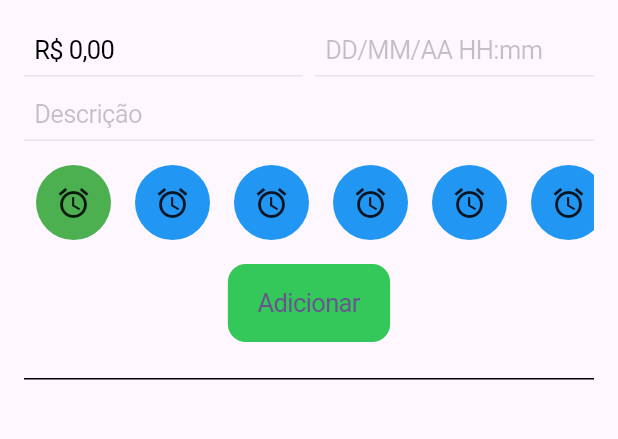
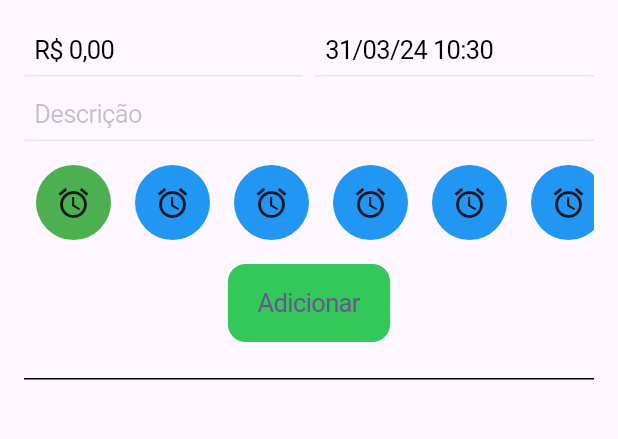
Before and after one commit to Xuxa09/Controle-de-gastos, a Flutter app: the screen it shows after launch, on a phone screen of 412 x 824 dp, the part 84-523 px from its top. Run offline on Flutter 3.47's test engine with Material 3 defaults, Android fonts, the phone set to English and light mode, and no system bars; our stand-ins replace flutter_masked_text2, shared_preferences.

Commit message:
Novo service para guardar os gastos

```diff
--- a/meus_gastos/lib/main.dart
+++ b/meus_gastos/lib/main.dart
@@ -79,7 +79,13 @@ class _MyHomePageState extends State<MyHomePage> {
         ),
         body: Column(
           children: [
-            HeaderCard(),
+            HeaderCard(
+              onAddClicked: () {
+                setState(() {
+                  loadCards();
+                });
+              },
+            ),
             Expanded(
               child: ListView.builder(
                 itemCount: cardList.length,
@@ -88,7 +94,7 @@ class _MyHomePageState extends State<MyHomePage> {
                     padding:
                         const EdgeInsets.symmetric(horizontal: 10, vertical: 5),
                     child: ListCard(
-                      card: cardList[index],
+                      card: cardList[cardList.length - index - 1],
                     ),
                   );
                 },
@@ -97,27 +103,4 @@ class _MyHomePageState extends State<MyHomePage> {
           ],
         ));
   }
-
-  List<CardModel> cardList = [
-    CardModel(
-        amount: 'R\$ 10,00',
-        description: 'Compras da semana no mercado',
-        date: DateTime.now()),
-    CardModel(
-        amount: 'R\$ 20,00',
-        description: 'Pagamento de contas',
-        date: DateTime.now()),
-    CardModel(
-        amount: 'R\$ 15,00',
-        description: 'Cinema com amigos',
-        date: DateTime.now()),
-    CardModel(
-        amount: 'R\$ 12,00',
-        description: 'Lanche na cafeteria',
-        date: DateTime.now()),
-    CardModel(
-        amount: 'R\$ 8,00',
-        description: 'Transporte público',
-        date: DateTime.now()),
-  ];
 }
--- a/meus_gastos/lib/models/CardModel.dart
+++ b/meus_gastos/lib/models/CardModel.dart
@@ -77,26 +77,3 @@ class CardService {
     }
   }
 }
-
-List<CardModel> cardList = [
-  CardModel(
-      amount: 'R\$ 10,00',
-      description: 'Compras da semana no mercado',
-      date: DateTime.now()),
-  CardModel(
-      amount: 'R\$ 20,00',
-      description: 'Pagamento de contas',
-      date: DateTime.now()),
-  CardModel(
-      amount: 'R\$ 15,00',
-      description: 'Cinema com amigos',
-      date: DateTime.now()),
-  CardModel(
-      amount: 'R\$ 12,00',
-      description: 'Lanche na cafeteria',
-      date: DateTime.now()),
-  CardModel(
-      amount: 'R\$ 8,00',
-      description: 'Transporte público',
-      date: DateTime.now()),
-];
--- a/meus_gastos/lib/widgets/CampoComMascara.dart
+++ b/meus_gastos/lib/widgets/CampoComMascara.dart
@@ -9,6 +9,19 @@ class CampoComMascara extends StatefulWidget {
 class _CampoComMascaraState extends State<CampoComMascara> {
   // Criando um MaskedTextController
   final _dateController = MaskedTextController(mask: '00/00/00 00:00');
+
+  @override
+  void initState() {
+    super.initState();
+    _dateController.text = _getCurrentDate();
+  }
+
+  String _getCurrentDate() {
+    DateTime now = DateTime.now();
+    String formattedDate =
+        '${now.day.toString().padLeft(2, '0')}/${now.month.toString().padLeft(2, '0')}/${now.year.toString().substring(2)} ${now.hour.toString().padLeft(2, '0')}:${now.minute.toString().padLeft(2, '0')}';
+    return formattedDate;
+  }
 
   @override
   Widget build(BuildContext context) {
--- a/meus_gastos/lib/widgets/HeaderCard.dart
+++ b/meus_gastos/lib/widgets/HeaderCard.dart
@@ -6,6 +6,10 @@ import 'HorizontalCircleList.dart';
 import 'package:meus_gastos/models/CardModel.dart';
 
 class HeaderCard extends StatefulWidget {
+  final VoidCallback onAddClicked; // Delegate to notify the parent view
+
+  HeaderCard({required this.onAddClicked});
+
   @override
   _HeaderCardState createState() => _HeaderCardState();
 }
@@ -28,6 +32,11 @@ class _HeaderCardState extends State<HeaderCard> {
       date: DateTime.now(),
     );
     CardService.addCard(newCard);
+
+    Future.delayed(Duration(milliseconds: 300), () {
+      widget
+          .onAddClicked(); // Notify the parent view after a delay of 0.3 seconds
+    });
   }
 
   @override
--- a/meus_gastos/lib/widgets/ListCard.dart
+++ b/meus_gastos/lib/widgets/ListCard.dart
@@ -1,6 +1,7 @@
 import 'package:flutter/material.dart';
 import 'package:flutter/services.dart';
 import 'package:meus_gastos/models/CardModel.dart';
+import 'package:intl/intl.dart';
 
 class ListCard extends StatelessWidget {
   final CardModel card;
@@ -32,12 +33,21 @@ class ListCard extends StatelessWidget {
           crossAxisAlignment: CrossAxisAlignment.start,
           mainAxisSize: MainAxisSize.min,
           children: [
+            Row(
+              mainAxisAlignment: MainAxisAlignment.spaceBetween,
+              children: [
                 Text(
                   card.amount,
                   style: TextStyle(
                     fontSize: 24,
                     fontWeight: FontWeight.bold,
                   ),
+                ),
+                CircleAvatar(
+                  backgroundColor: Colors.pink[100],
+                  radius: 12,
+                ),
+              ],
             ),
             SizedBox(height: 4),
             Text(
@@ -48,14 +58,15 @@ class ListCard extends StatelessWidget {
               ),
             ),
             SizedBox(height: 8),
-            Row(
-              mainAxisAlignment: MainAxisAlignment.end,
-              children: [
-                CircleAvatar(
-                  backgroundColor: Colors.pink[100],
-                  radius: 12,
+            Align(
+              alignment: Alignment.centerRight,
+              child: Text(
+                DateFormat('HH:mm dd/MM/yyyy').format(card.date),
+                style: TextStyle(
+                  fontSize: 16,
+                  color: Colors.grey[600],
                 ),
-              ],
+              ),
             ),
           ],
         ),
```
Lines whose indentation alone changed are shown as unchanged.
